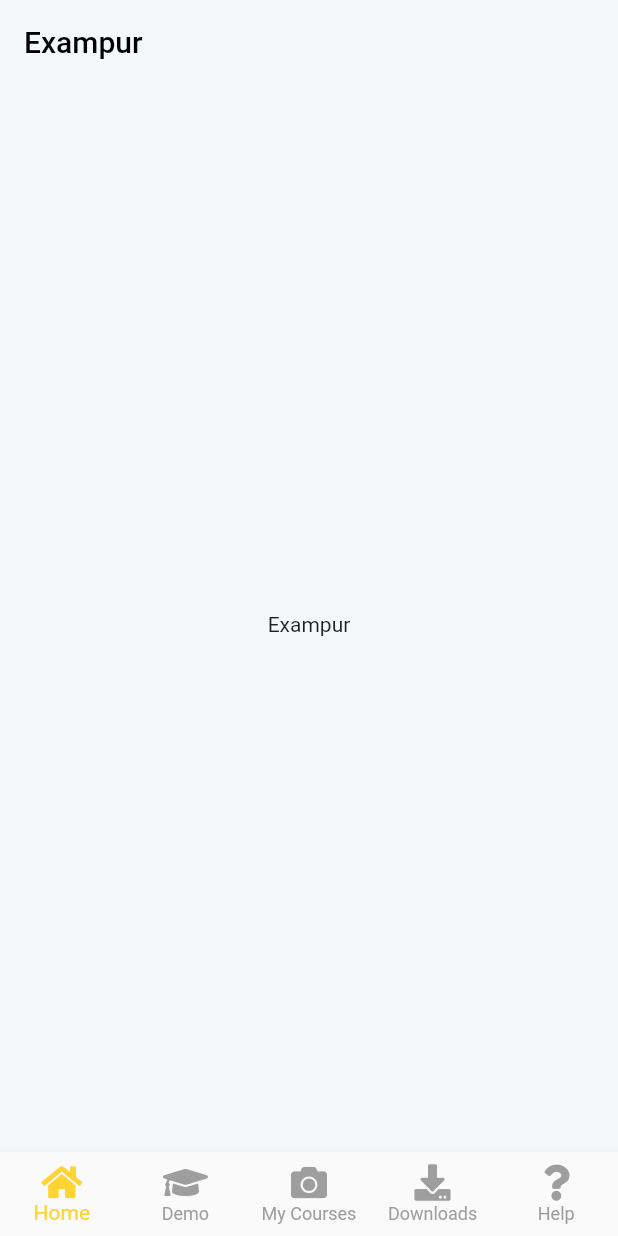
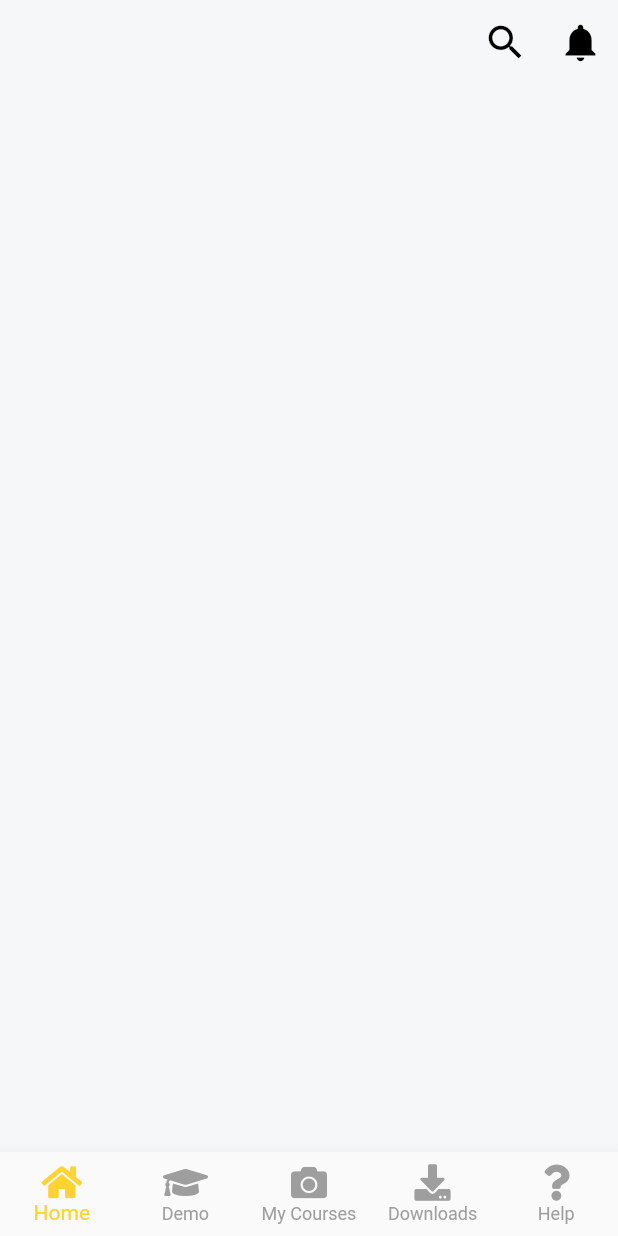
Before and after one commit to Priyank100/exampur, a Flutter app: the screen it shows after launch, on a phone screen of 412 x 824 dp. Run offline on Flutter 3.47's test engine with Material 2 defaults, Android fonts, the phone set to English and light mode, and no system bars; our stand-ins replace font_awesome_flutter; Roboto replaces fonts that are missing (Poppins).

Commit message:
Fronted of Home Screen

```diff
--- a/lib/main.dart
+++ b/lib/main.dart
@@ -4,12 +4,11 @@
 import 'package:flutter/services.dart';
 
 void main() {
-  runApp(MyApp());
+  runApp(const MyApp());
 }
 
 class MyApp extends StatefulWidget {
-
-  MyApp({
+  const MyApp({
     Key? key,
   }) : super(key: key);
 
--- a/lib/presentation/home/home.dart
+++ b/lib/presentation/home/home.dart
@@ -1,8 +1,11 @@
 import 'dart:io' show Platform;
 import 'package:flutter/cupertino.dart';
 import 'package:flutter/material.dart';
+import 'package:exampur_mobile/presentation/notifications/notification_screen.dart';
 
 class Home extends StatefulWidget {
+  const Home({Key? key}) : super(key: key);
+
   @override
   _HomeState createState() => _HomeState();
 }
@@ -11,18 +14,55 @@
   @override
   Widget build(BuildContext context) {
     return Scaffold(
+        drawer: Drawer(
+            child: SingleChildScrollView(
+              child: Column(
+                children: [
+                  const Text(
+                    'App Logo Here',
+                  ),
+                  Row(
+                    children: const [
+                      Icon(Icons.touch_app,color: Colors.grey,),
+
+                    ],
+                  ),
+                ],
+              ),
+            )
+        ),
         appBar: PreferredSize(
-          preferredSize: Size.fromHeight(65.0),
+          preferredSize: const Size.fromHeight(65.0),
           child: AppBar(
-              automaticallyImplyLeading: false,
-              backgroundColor: Colors.transparent,
-              elevation: 0,
+            iconTheme: const IconThemeData(color: Colors.black),
+            automaticallyImplyLeading: false,
+            backgroundColor: Colors.transparent,
+            elevation: 0,
+            actions:  [
+                InkWell(
+                  onTap: () {},
+                    child: const Icon(Icons.search_outlined, color: Colors.black, size: 30.0,)),
+                const SizedBox(
+                  width: 20.0,
+                ),
+                Padding(
+                  padding: const EdgeInsets.only(right: 10.0),
+                  child: InkWell(
+                    onTap: () {
+                      Navigator.push(context, MaterialPageRoute(builder: (context) => const Notifications()));
+                    },
+                      child: const Icon(Icons.notifications, color: Colors.black, size: 30.0,)),
+                ),
+              ],
+            ),
+        ),
+        body: SingleChildScrollView(
+          child: Column(
+            children: const [
 
-              title: Text(
-                "Exampur",
-                style: TextStyle(color: Colors.black),
-              )),
-        ),
-        body: Center(child: Text("Exampur")));
+            ],
+          ),
+        )
+    );
   }
 }
--- /dev/null
+++ b/lib/presentation/notifications/notification_screen.dart
@@ -0,0 +1,20 @@
+import 'package:flutter/material.dart';
+import 'package:exampur_mobile/presentation/home/home.dart';
+
+class Notifications extends StatefulWidget {
+  const Notifications({Key? key}) : super(key: key);
+
+  @override
+  _NotificationsState createState() => _NotificationsState();
+}
+
+class _NotificationsState extends State<Notifications> {
+  @override
+  Widget build(BuildContext context) {
+    return const Scaffold(
+      body: Center(
+        child: Text('Notifications'),
+      ),
+    );
+  }
+}
--- a/lib/presentation/router/app_router.dart
+++ b/lib/presentation/router/app_router.dart
@@ -9,12 +9,12 @@
     switch (routeSettings.name) {
       case '/':
         return MaterialPageRoute(
-          builder: (_) => BottomNavigation(),
+          builder: (_) => const BottomNavigation(),
         );
 
       case '/home':
         return MaterialPageRoute(
-          builder: (_) => Home(),
+          builder: (_) => const Home(),
         );
       default:
         return MaterialPageRoute(
```
